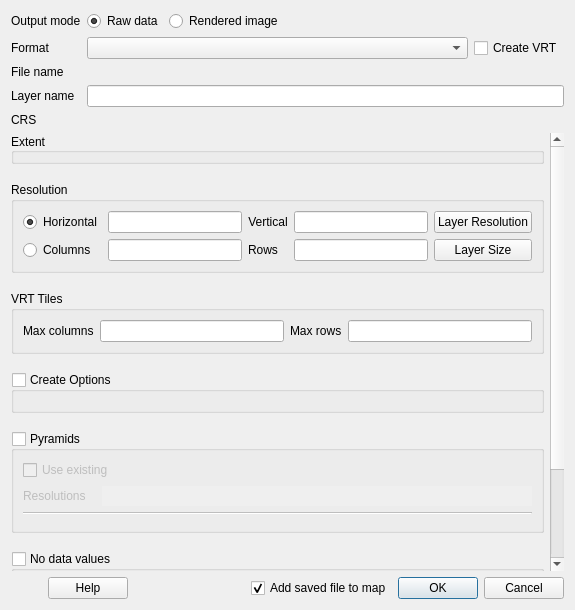
Qt form src/ui/qgsrasterlayersaveasdialogbase.ui (carsmie/QGIS) before a commit.
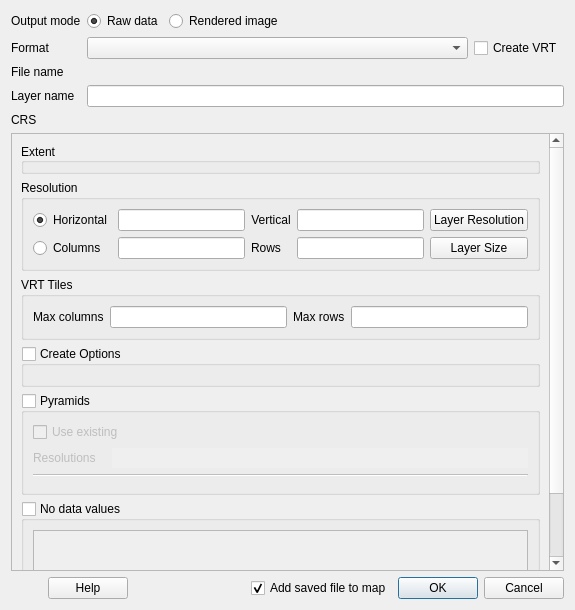
The same form after that commit. Icons and pictures are not drawn. Custom widgets are drawn as their Qt base class.

Commit message: [ui] Harmonize save raster layer as dialog's scroll area

The edit to the form file:
```diff
--- a/src/ui/qgsrasterlayersaveasdialogbase.ui
+++ b/src/ui/qgsrasterlayersaveasdialogbase.ui
@@ -161,12 +161,6 @@
    </item>
    <item>
     <widget class="QgsScrollArea" name="mScrollArea">
-     <property name="frameShape">
-      <enum>QFrame::NoFrame</enum>
-     </property>
-     <property name="frameShadow">
-      <enum>QFrame::Sunken</enum>
-     </property>
      <property name="widgetResizable">
       <bool>true</bool>
      </property>
@@ -180,21 +174,6 @@
        </rect>
       </property>
       <layout class="QVBoxLayout" name="verticalLayout_5">
-       <property name="spacing">
-        <number>18</number>
-       </property>
-       <property name="leftMargin">
-        <number>0</number>
-       </property>
-       <property name="topMargin">
-        <number>0</number>
-       </property>
-       <property name="rightMargin">
-        <number>6</number>
-       </property>
-       <property name="bottomMargin">
-        <number>0</number>
-       </property>
        <item>
         <widget class="QgsExtentGroupBox" name="mExtentGroupBox">
          <property name="sizePolicy">
```
